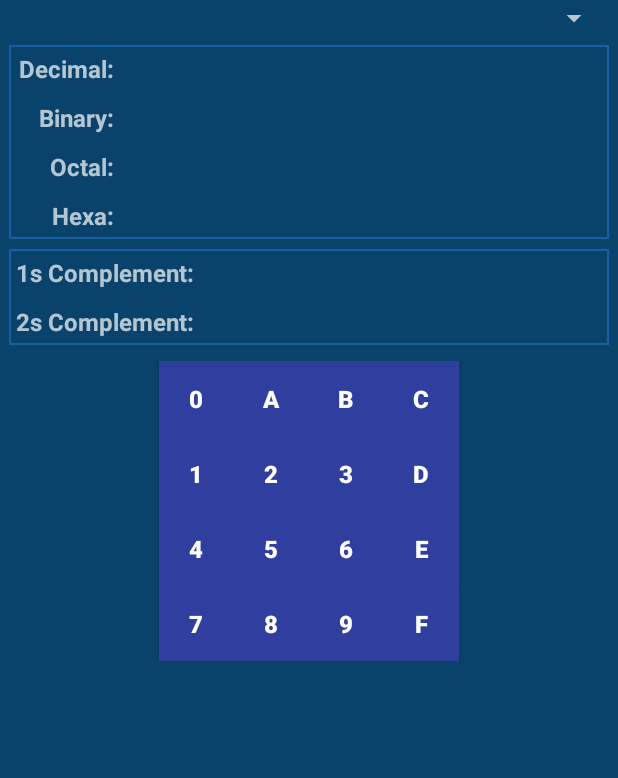
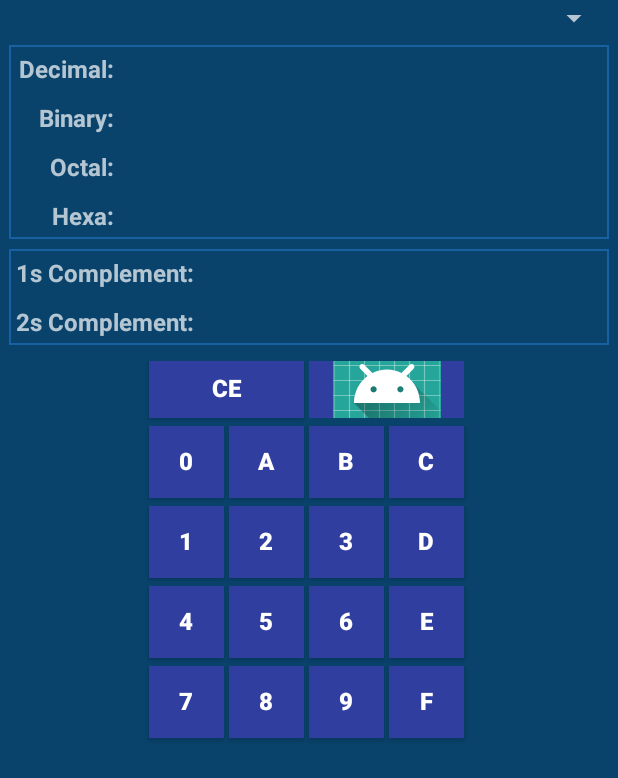
Before and after one commit to ahrasel/android-numbersystem, an Android app: the fragment ConvertNumberFM shown on its own in the app's theme, on a phone screen of 412 x 824 dp. Shown: the top 778 px of the screen. Run offline under Robolectric (Android 15) with nearby library versions, the phone set to English and light mode, and no system bars.

Commit message:
Added CE And Back Button to Numberpad

```diff
--- a/app/src/main/res/layout/fragment_convert_number_fm.xml
+++ b/app/src/main/res/layout/fragment_convert_number_fm.xml
@@ -177,6 +177,30 @@
                 android:orientation="horizontal">
 
                 <Button
+                    android:id="@+id/clearButton"
+                    style="@style/button_Style"
+                    android:layout_width="103dp"
+                    android:layout_height="40dp"
+                    android:text="CE" />
+
+                <ImageButton
+                    android:id="@+id/deleteButton"
+                    style="@style/button_Style"
+                    android:src="@mipmap/ic_launcher"
+                    android:layout_width="103dp"
+                    android:layout_height="40dp"/>
+
+
+            </LinearLayout>
+
+            <LinearLayout
+                android:layout_width="match_parent"
+                android:layout_height="match_parent"
+                android:layout_gravity="center"
+                android:gravity="center"
+                android:orientation="horizontal">
+
+                <Button
                     android:id="@+id/_0"
                     style="@style/button_Style"
                     android:layout_width="50dp"
--- a/app/src/main/res/values/styles.xml
+++ b/app/src/main/res/values/styles.xml
@@ -28,6 +28,8 @@
     <style name="button_Style">
         <item name="android:textSize">16sp</item>
         <item name="android:textStyle">bold</item>
+        <item name="android:layout_marginEnd">3dp</item>
+        <item name="android:layout_marginBottom">3dp</item>
         <item name="android:textColor">@color/dialpadButtonColor</item>
         <item name="android:background">@color/dialpadButtonBackGround</item>
     </style>
```
